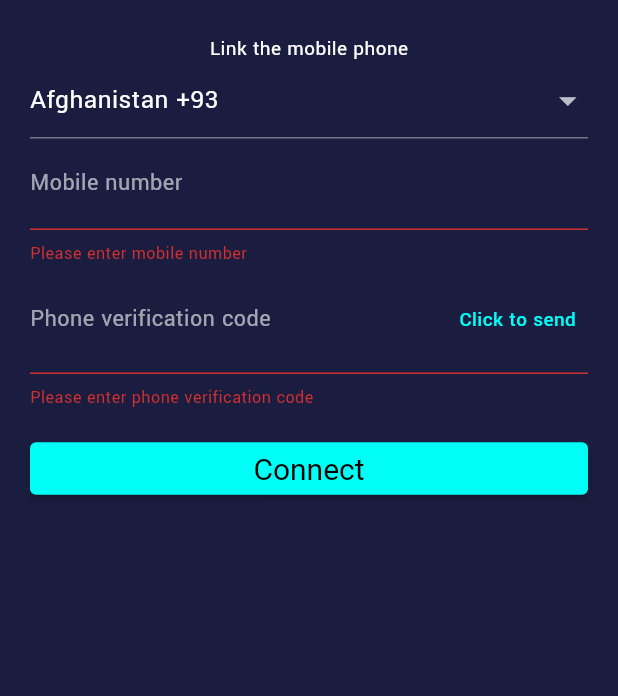
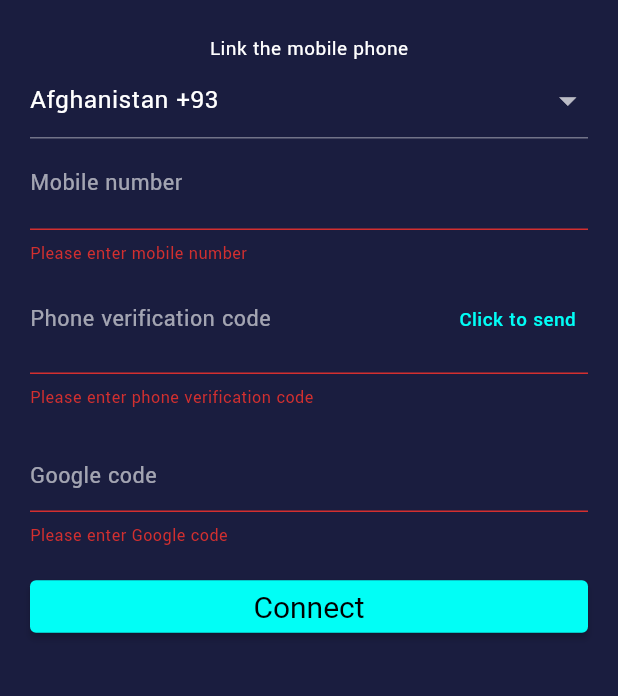
Before and after one commit to ahmedelnoor2/lfi_widget_app, a Flutter app: the Phone screen opened by its route, after a tap on "Connect", on a phone screen of 412 x 824 dp, the part 79-775 px from its top. Run offline on Flutter 3.47's test engine with Material 2 defaults, Android fonts, the phone set to English and light mode, and no system bars; our stand-ins replace buttons_tabbar, cached_network_image, camera, carousel_slider, dotted_line, email_validator and 15 more; missing offline and left inert: cached_memory_image, flutter_aliyun_captcha, flutter_idensic_mobile_sdk_plugin, flutter_share, just_the_tooltip, k_chart and 3 more; accounts and stored records are empty.

Commit message:
fix issue phone connect google code

```diff
--- a/lib/providers/auth.dart
+++ b/lib/providers/auth.dart
@@ -542,6 +542,7 @@ class Auth with ChangeNotifier {
       'googleCode': formData['googleCode'],
       'smsAuthCode': formData['smsAuthCode'],
     });
+print(formData);
 
     try {
       final response = await http.post(url, body: postData, headers: headers);
--- a/lib/screens/security/phone.dart
+++ b/lib/screens/security/phone.dart
@@ -20,6 +20,7 @@ class _PhoneState extends State<Phone> {
   final _formKey = GlobalKey<FormState>();
   final TextEditingController _mobileNumber = TextEditingController();
   final TextEditingController _phoneVerificationCode = TextEditingController();
+  final TextEditingController _googleCode = TextEditingController();
 
   late Timer _timer;
   int _start = 90;
@@ -79,7 +80,7 @@ class _PhoneState extends State<Phone> {
     String mobVeri = await auth.confirmMobileCode(context, {
       'countryCode': _currentCoutnry,
       'mobile': _mobileNumber.text,
-      'googleCode': '',
+      'googleCode': _googleCode.text,
       'smsAuthCode': _phoneVerificationCode.text
     });
     print(mobVeri);
@@ -93,7 +94,8 @@ class _PhoneState extends State<Phone> {
 
     return Scaffold(
       appBar: appBar(context, null),
-      body: SizedBox(
+      body: SingleChildScrollView(
+        child: SizedBox(
           width: width,
           child: Form(
             key: _formKey,
@@ -152,6 +154,7 @@ class _PhoneState extends State<Phone> {
                     decoration: const InputDecoration(
                       labelText: 'Mobile number',
                     ),
+                    keyboardType: TextInputType.phone,
                     controller: _mobileNumber,
                   ),
                   TextFormField(
@@ -185,7 +188,27 @@ class _PhoneState extends State<Phone> {
                         ),
                       ),
                     ),
+                    keyboardType: TextInputType.number,
                     controller: _phoneVerificationCode,
+                  ),
+                  SizedBox(
+                    height: 20,
+                  ),
+                  TextFormField(
+                    validator: (value) {
+                      if (value == null || value.isEmpty) {
+                        return 'Please enter Google code';
+                      }
+                      return null;
+                    },
+                    autofocus: false,
+                    decoration: InputDecoration(
+                      // border: OutlineInputBorder(),
+                      hintText: 'Google code',
+                      floatingLabelBehavior: FloatingLabelBehavior.always,
+                    ),
+                    keyboardType: TextInputType.number,
+                    controller: _googleCode,
                   ),
                   Container(
                     padding: const EdgeInsets.only(top: 15),
@@ -209,6 +232,7 @@ class _PhoneState extends State<Phone> {
             ),
           ),
         ),
+      ),
     );
   }
 }
```
Also changed, not shown: lib/screens/trade/trade.dart (line endings or trailing spaces). Lines whose indentation alone changed are shown as unchanged.
